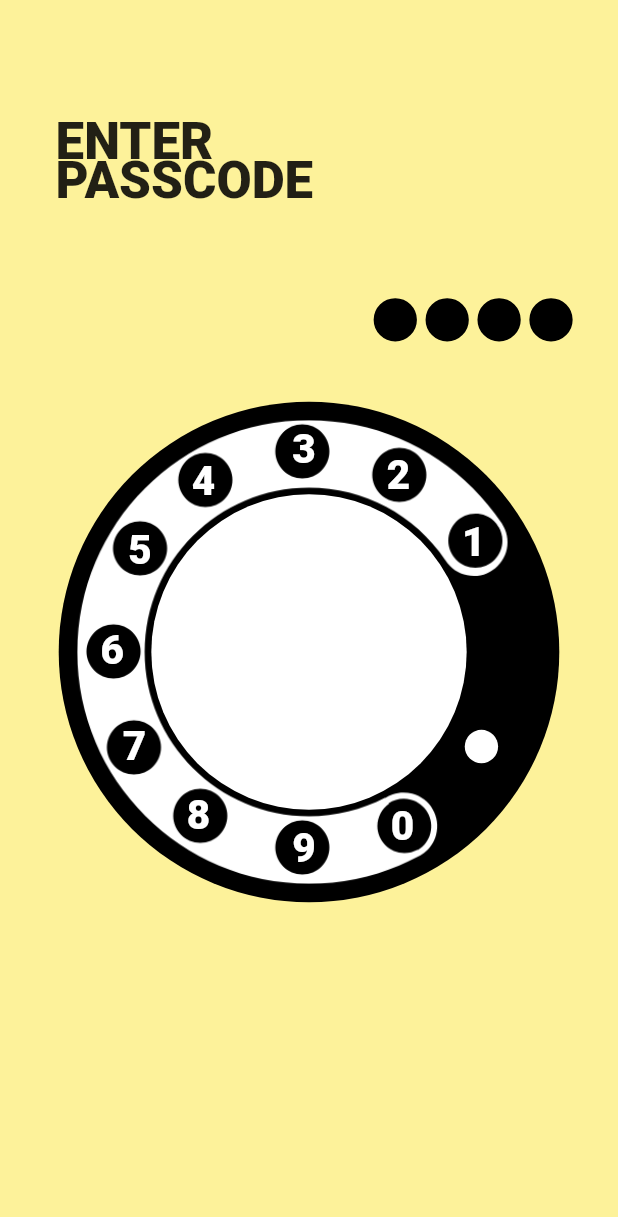
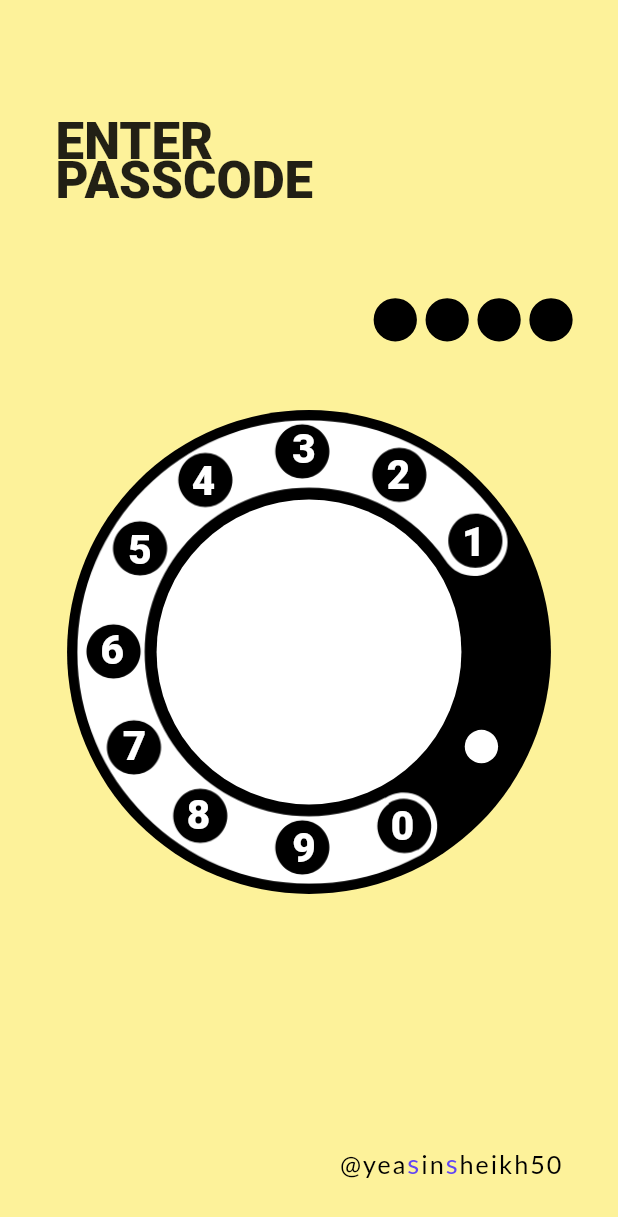
Before and after one commit to yeasin50/Rotary_phone_lock, a Flutter app: the screen it shows after launch, on a phone screen of 412 x 824 dp. Shown: the top 1217 px of the screen. Run offline on Flutter 3.47's test engine with Material 2 defaults, Android fonts, the light colour scheme and no system bars; drawn by our look-alikes of easy_rich_text; our stand-ins replace google_fonts; Roboto replaces fonts that are missing (Timmana).

Commit message:
addedInfo2Body

```diff
--- a/lib/body.dart
+++ b/lib/body.dart
@@ -4,8 +4,9 @@ import 'package:dial_lock/components/header_text.dart';
 import 'package:flutter/material.dart';
 import 'package:google_fonts/google_fonts.dart';
 
+import 'components/creator_details.dart';
 import 'components/indicator_dot.dart';
-import 'wheel_handler.dart';
+import 'components/wheel_handler.dart';
 
 class HomeScreen extends StatefulWidget {
   @override
@@ -29,6 +30,11 @@ class _HomeScreenState extends State<HomeScreen> {
 
         return Stack(
           children: [
+            Positioned(
+              bottom: _containerWidth * .1,
+              right: _containerWidth * .1,
+              child: AuthorInfo(),
+            ),
             Positioned(
               left: _containerWidth * 0.1,
               top: _containerWidth * 0.2,
@@ -59,13 +65,14 @@ class _HomeScreenState extends State<HomeScreen> {
                 child: CustomPaint(
                   isComplex: true,
                   painter: SpringHousePaint(
-                    dialerRadius: _containerWidth * .45,
+                    dialerRadius: _containerWidth * .435,
                   ),
                 ),
               ),
             ),
             Align(
                 alignment: Alignment(0, .1),
+
                 /// this container helps to align with `SpringHousePaint`
                 child: Container(
                   height: _containerWidth,
```
